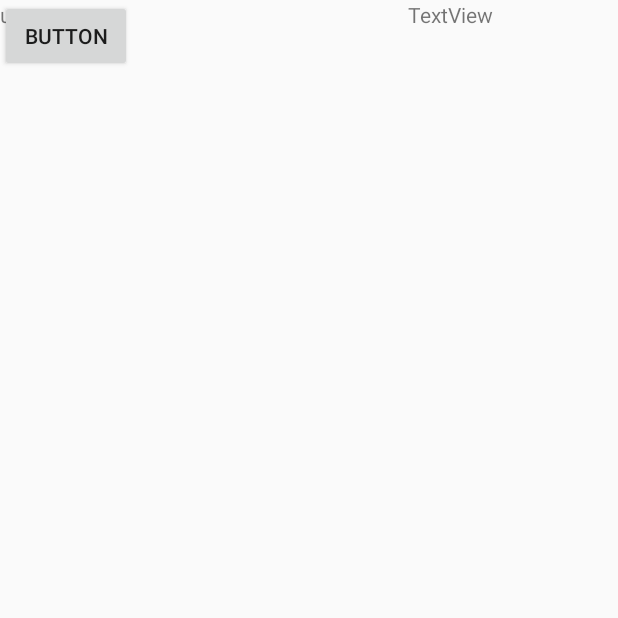
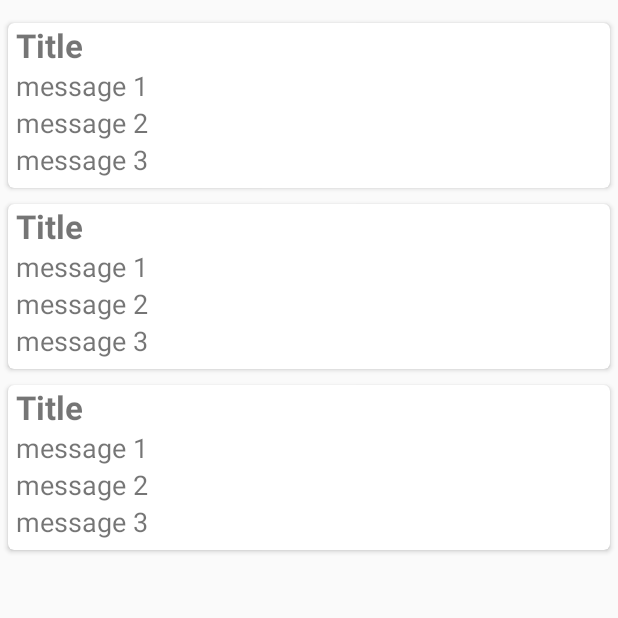
Before and after one commit to sksouk/FoodyShop, an Android app: the screen it shows after launch once a user with an empty profile is signed in (MainActivity), on a phone screen of 412 x 824 dp, the top half of it. Run offline under Robolectric (Android 15) with nearby library versions, the phone set to English and light mode, and no system bars; our stand-ins replace Firebase (no records; nobody signed in at launch, a user with empty details on screens opened directly).

Commit message:
update UI

```diff
--- a/app/build.gradle
+++ b/app/build.gradle
@@ -36,5 +36,8 @@ dependencies {
     implementation 'com.google.firebase:firebase-core:16.0.4'
     implementation 'com.google.firebase:firebase-database:16.0.4'
     implementation 'com.google.firebase:firebase-auth:16.0.5'
+
+    implementation 'com.android.support:cardview-v7:28.0.0'
+    implementation 'com.android.support:recyclerview-v7:28.0.0'
     implementation 'com.android.support:gridlayout-v7:28.0.0'
 }
--- a/app/src/main/java/foodyshop/com/MainActivity.java
+++ b/app/src/main/java/foodyshop/com/MainActivity.java
@@ -3,6 +3,8 @@ package foodyshop.com;
 import android.content.Intent;
 import android.support.v7.app.AppCompatActivity;
 import android.os.Bundle;
+import android.support.v7.widget.GridLayoutManager;
+import android.support.v7.widget.RecyclerView;
 import android.view.View;
 import android.widget.Button;
 import android.widget.TextView;
@@ -12,6 +14,9 @@ import com.google.firebase.auth.FirebaseAuth;
 import com.google.firebase.auth.FirebaseUser;
 import com.google.firebase.database.DatabaseReference;
 import com.google.firebase.database.FirebaseDatabase;
+
+import java.util.ArrayList;
+import java.util.List;
 
 public class MainActivity extends AppCompatActivity {
     FirebaseAuth fAuth = FirebaseAuth.getInstance();
@@ -25,22 +30,32 @@ public class MainActivity extends AppCompatActivity {
     private DatabaseReference testef;
     private TextView tx;
     private DatabaseReference mDatabase;
+    List<recyclerview_class> lstRecyclerview;
     @Override
     protected void onCreate(Bundle savedInstanceState) {
         super.onCreate(savedInstanceState);
         setContentView(R.layout.activity_main);
-        tx = (TextView) findViewById(R.id.textView2);
-        add1= (Button) findViewById(R.id.button);
+      //  tx = (TextView) findViewById(R.id.textView2);
+       // add1= (Button) findViewById(R.id.button);
         mDatabase = FirebaseDatabase.getInstance().getReference();
         if (user != null)
         {
-            add1.setOnClickListener(new View.OnClickListener() {
-                @Override
-                public void onClick(View v) {
-                    mDatabase.child("users").child(curUid).child("diachi").setValue("mon:test,diachi:b3-511");
-                }
-            });
-            tx.setText(curUid);
+            lstRecyclerview = new ArrayList<>();
+            lstRecyclerview.add(new recyclerview_class("Title","message 1","message 2","message 3"));
+            lstRecyclerview.add(new recyclerview_class("Title","message 1","message 2","message 3"));
+            lstRecyclerview.add(new recyclerview_class("Title","message 1","message 2","message 3"));
+
+            RecyclerView myrv = findViewById(R.id.recyclerview_id);
+            RecyclerViewAdapter myAdapter = new RecyclerViewAdapter(this,lstRecyclerview);
+            myrv.setLayoutManager(new GridLayoutManager(this,1));
+            myrv.setAdapter(myAdapter);
+         //   add1.setOnClickListener(new View.OnClickListener() {
+           //     @Override
+             //   public void onClick(View v) {
+               //     mDatabase.child("users").child(curUid).child("diachi").setValue("mon:test,diachi:b3-511");
+                //}
+            //});
+           // tx.setText(curUid);
             startService(new Intent(this, NotificationService.class));
 
         }
--- /dev/null
+++ b/app/src/main/java/foodyshop/com/RecyclerViewAdapter.java
@@ -0,0 +1,64 @@
+package foodyshop.com;
+
+
+import android.content.Context;
+import android.support.annotation.NonNull;
+import android.support.v7.widget.RecyclerView;
+import android.view.LayoutInflater;
+import android.view.View;
+import android.view.ViewGroup;
+import android.widget.ImageButton;
+import android.widget.ImageView;
+import android.widget.TextView;
+
+import java.util.List;
+
+public class RecyclerViewAdapter extends RecyclerView.Adapter<RecyclerViewAdapter.MyViewHolderOrder> {
+    private Context mContext_order ;
+    private List<recyclerview_class> mData_order ;
+
+    public RecyclerViewAdapter(Context mContext_order, List<recyclerview_class> mData_order) {
+        this.mContext_order = mContext_order;
+        this.mData_order = mData_order;
+    }
+
+    @NonNull
+    @Override
+    public RecyclerViewAdapter.MyViewHolderOrder onCreateViewHolder(@NonNull ViewGroup viewGroup, int i) {
+        View view;
+        LayoutInflater mInflater = LayoutInflater.from(mContext_order);
+        view = mInflater.inflate(R.layout.cardview,viewGroup,false);
+        return new RecyclerViewAdapter.MyViewHolderOrder(view);
+    }
+
+    @Override
+    public void onBindViewHolder(@NonNull RecyclerViewAdapter.MyViewHolderOrder holder, final int position) {
+        holder.tv_title.setText(mData_order.get(position).getTxttt());
+        holder.tv_ms1.setText(mData_order.get(position).getTxtms1());
+        holder.tv_ms2.setText(mData_order.get(position).getTxtms2());
+        holder.tv_ms3.setText(mData_order.get(position).getTxtms3());
+
+    }
+
+    @Override
+    public int getItemCount() {
+        return mData_order.size();
+    }
+
+    public static class MyViewHolderOrder extends RecyclerView.ViewHolder {
+
+        TextView tv_title;
+        TextView tv_ms1;
+        TextView tv_ms2;
+        TextView tv_ms3;
+
+        public MyViewHolderOrder(View itemView) {
+            super(itemView);
+
+            tv_title = (TextView) itemView.findViewById(R.id.txttt);
+            tv_ms1 = (TextView) itemView.findViewById(R.id.txtms1);
+            tv_ms2 = (TextView) itemView.findViewById(R.id.txtms2);
+            tv_ms3 = (TextView) itemView.findViewById(R.id.txtms3);
+        }
+    }
+}
--- /dev/null
+++ b/app/src/main/java/foodyshop/com/recyclerview_class.java
@@ -0,0 +1,50 @@
+package foodyshop.com;
+
+public class recyclerview_class {
+    private String txttt;
+    private String txtms1;
+    private String txtms2;
+    private String txtms3;
+
+    public recyclerview_class() {
+    }
+
+    public recyclerview_class(String txttt, String txtms1, String txtms2, String txtms3) {
+        this.txttt = txttt;
+        this.txtms1 = txtms1;
+        this.txtms2 = txtms2;
+        this.txtms3 = txtms3;
+    }
+
+    public String getTxttt() {
+        return txttt;
+    }
+
+    public void setTxttt(String txttt) {
+        this.txttt = txttt;
+    }
+
+    public String getTxtms1() {
+        return txtms1;
+    }
+
+    public void setTxtms1(String txtms1) {
+        this.txtms1 = txtms1;
+    }
+
+    public String getTxtms2() {
+        return txtms2;
+    }
+
+    public void setTxtms2(String txtms2) {
+        this.txtms2 = txtms2;
+    }
+
+    public String getTxtms3() {
+        return txtms3;
+    }
+
+    public void setTxtms3(String txtms3) {
+        this.txtms3 = txtms3;
+    }
+}
--- a/app/src/main/res/layout/activity_main.xml
+++ b/app/src/main/res/layout/activity_main.xml
@@ -4,27 +4,15 @@
     xmlns:tools="http://schemas.android.com/tools"
     android:layout_width="match_parent"
     android:layout_height="match_parent"
+    android:orientation="vertical"
     tools:context=".MainActivity">
 
+    <android.support.v7.widget.RecyclerView
+        android:id="@+id/recyclerview_id"
+        android:paddingTop="10dp"
+        android:layout_width="match_parent"
+        android:layout_height="match_parent">
 
-    <TextView
-        android:id="@+id/textView2"
-        android:layout_width="wrap_content"
-        android:layout_height="wrap_content"
-        android:text="TextView" />
+    </android.support.v7.widget.RecyclerView>
 
-    <Button
-        android:id="@+id/button"
-        android:layout_width="wrap_content"
-        android:layout_height="wrap_content"
-        android:layout_marginEnd="149dp"
-        android:text="Button" />
-
-    <TextView
-        android:id="@+id/textView3"
-        android:layout_width="wrap_content"
-        android:layout_height="wrap_content"
-        android:layout_alignParentEnd="true"
-        android:layout_marginEnd="83dp"
-        android:text="TextView" />
 </RelativeLayout>
--- /dev/null
+++ b/app/src/main/res/layout/cardview.xml
@@ -0,0 +1,47 @@
+<?xml version="1.0" encoding="utf-8"?>
+<android.support.v7.widget.CardView
+    xmlns:android="http://schemas.android.com/apk/res/android"
+    android:layout_width="match_parent"
+    android:layout_height="110dp"
+    xmlns:cardview="http://schemas.android.com/apk/res-auto"
+    android:layout_margin="5dp"
+    cardview:cardCornerRadius="4dp">
+
+    <LinearLayout
+        android:paddingLeft="5dp"
+        android:orientation="vertical"
+        android:layout_width="match_parent"
+        android:layout_height="match_parent">
+
+        <TextView
+            android:id="@+id/txttt"
+            android:layout_width="match_parent"
+            android:layout_height="wrap_content"
+            android:text="ຫ້ອງ"
+            android:textSize="22dp"
+            android:textStyle="bold" />
+
+        <TextView
+            android:id="@+id/txtms1"
+            android:layout_width="match_parent"
+            android:layout_height="wrap_content"
+            android:text="ໄອດີອໍເດີ້"
+            android:textSize="18dp" />
+
+        <TextView
+            android:id="@+id/txtms2"
+            android:layout_width="match_parent"
+            android:layout_height="wrap_content"
+            android:text="ລາຍການອາຫານ"
+            android:textSize="18dp" />
+
+        <TextView
+            android:id="@+id/txtms3"
+            android:layout_width="match_parent"
+            android:layout_height="wrap_content"
+            android:text="ລາຍການອາຫານ"
+            android:textSize="18dp" />
+
+    </LinearLayout>
+
+</android.support.v7.widget.CardView>
```
